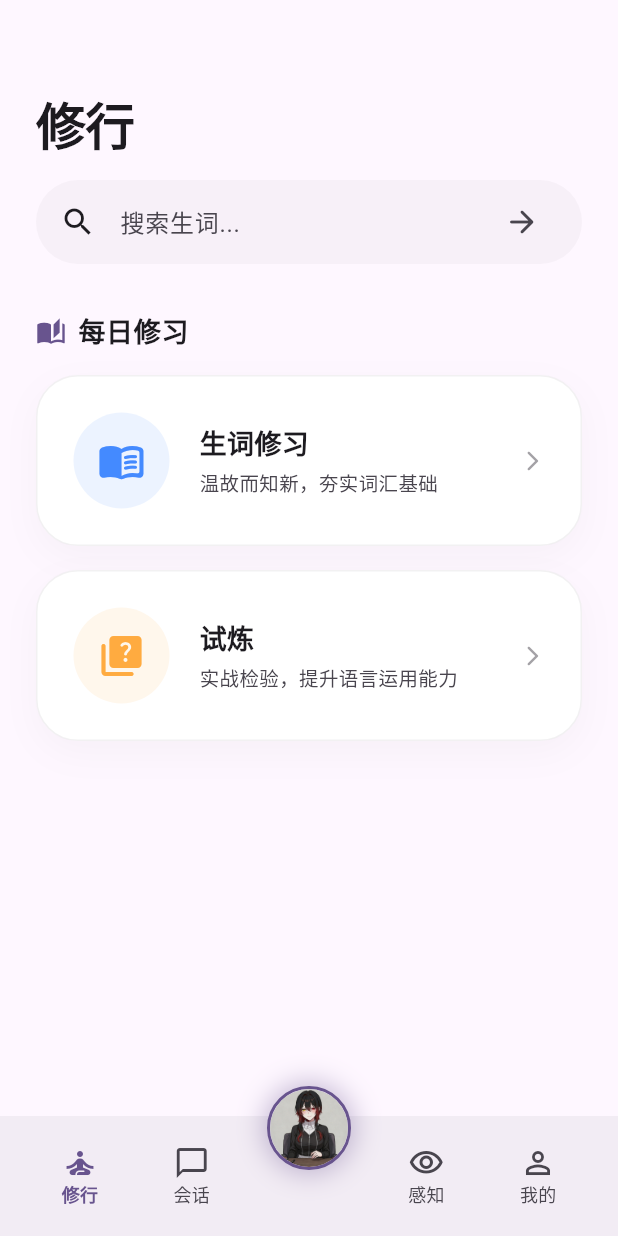
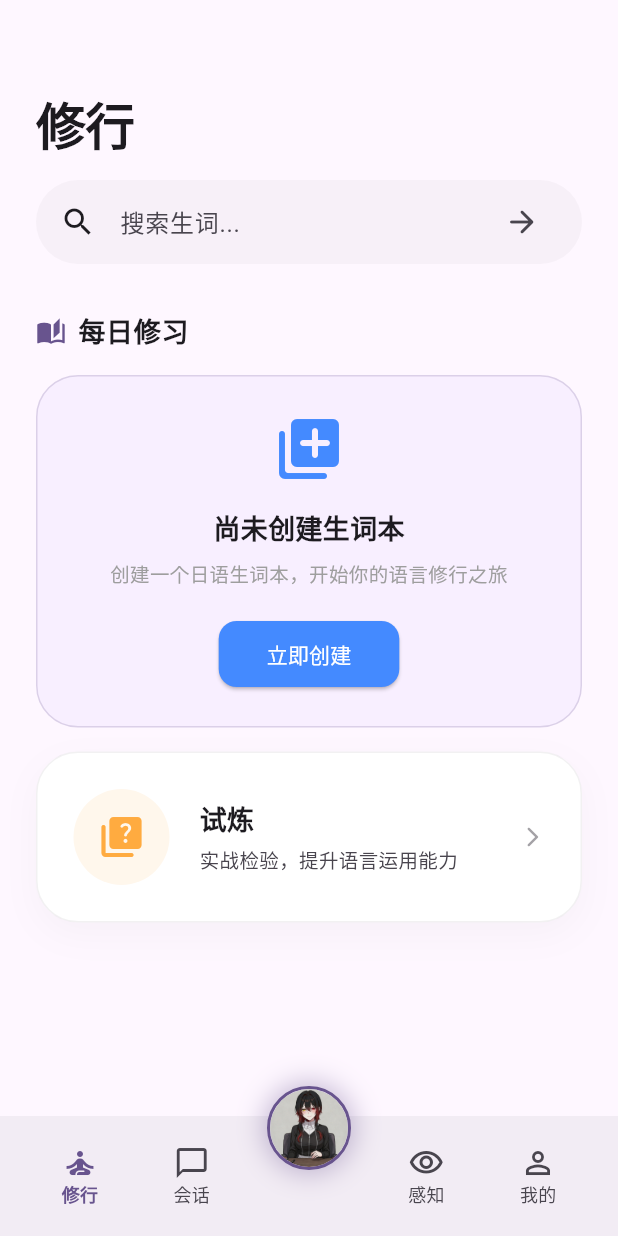
Before and after one commit to unrealcjt/Iris, a Flutter app: the screen it shows once a user with an empty profile is signed in, after a tap on the "arrow forward" icon, on a phone screen of 412 x 824 dp. Run offline on Flutter 3.47's test engine with Material 3 defaults, Android fonts, the light colour scheme and no system bars; our stand-ins replace audioplayers, file_picker, flutter_dotenv, flutter_markdown, image_cropper, image_picker and 5 more; missing offline and left inert: edge_tts_dart, flutter_gemma, record; accounts and stored records are empty; statements that could not run were skipped.

Commit message:
添加生词收藏功能

```diff
--- a/lib/main.dart
+++ b/lib/main.dart
@@ -10,6 +10,7 @@ import 'practice_page.dart';
 import 'iris_assistant/mascot_widget.dart';
 import 'iris_assistant/mascot_controller.dart';
 import 'jm/dictionary_service.dart';
+import 'practice/vocabulary_service.dart';
 
 void main() async {
   WidgetsFlutterBinding.ensureInitialized();
@@ -28,6 +29,7 @@ void main() async {
 
   // 启动数据库服务
   await DictionaryService().init();
+  await VocabularyService().init();
 
   runApp(const IrisApp());
 }
--- /dev/null
+++ b/lib/practice/vocabulary_service.dart
@@ -0,0 +1,73 @@
+import 'dart:io';
+import 'package:path/path.dart';
+import 'package:sqflite/sqflite.dart';
+import 'package:sqflite_common_ffi/sqflite_ffi.dart';
+import 'vocabulary_model.dart';
+
+class VocabularyService {
+  Database? _db;
+
+  static final VocabularyService _instance = VocabularyService._internal();
+  factory VocabularyService() => _instance;
+  VocabularyService._internal();
+
+  Future<void> init() async {
+    if (_db != null) return;
+
+    String path;
+    if (Platform.isAndroid || Platform.isIOS) {
+      var databasesPath = await getDatabasesPath();
+      path = join(databasesPath, "vocabulary.sqlite");
+    } else {
+      sqfliteFfiInit();
+      databaseFactory = databaseFactoryFfi;
+      path = join(Directory.current.path, 'vocabulary.sqlite');
+    }
+
+    _db = await openDatabase(
+      path,
+      version: 1,
+      onCreate: (db, version) async {
+        await db.execute('''
+          CREATE TABLE vocabulary (
+            id INTEGER PRIMARY KEY AUTOINCREMENT,
+            entSeq INTEGER,
+            word TEXT,
+            kana TEXT,
+            addTime TEXT,
+            familiarity INTEGER DEFAULT 0,
+            reviewTime TEXT,
+            note TEXT,
+            tags TEXT
+          )
+        ''');
+      },
+    );
+  }
+
+  Future<int> addEntry(VocabularyEntry entry) async {
+    return await _db!.insert('vocabulary', entry.toMap());
+  }
+
+  Future<List<VocabularyEntry>> getAllEntries() async {
+    final List<Map<String, dynamic>> maps = await _db!.query('vocabulary', orderBy: 'addTime DESC');
+    return maps.map((m) => VocabularyEntry.fromMap(m)).toList();
+  }
+
+  Future<bool> isCollected(int entSeq) async {
+    final List<Map<String, dynamic>> maps = await _db!.query(
+      'vocabulary',
+      where: 'entSeq = ?',
+      whereArgs: [entSeq],
+    );
+    return maps.isNotEmpty;
+  }
+
+  Future<void> removeEntry(int entSeq) async {
+    await _db!.delete(
+      'vocabulary',
+      where: 'entSeq = ?',
+      whereArgs: [entSeq],
+    );
+  }
+}
--- a/lib/practice_page.dart
+++ b/lib/practice_page.dart
@@ -1,5 +1,7 @@
 import 'package:Iris/practice/search_result_screen.dart';
+import 'package:Iris/practice/vocabulary_list_page.dart';
 import 'package:flutter/material.dart';
+import 'package:shared_preferences/shared_preferences.dart';
 
 import 'jm/dictionary_service.dart';
 
@@ -13,6 +15,28 @@ class PracticePage extends StatefulWidget {
 class _PracticePageState extends State<PracticePage> {
   final TextEditingController _searchController = TextEditingController();
   final DictionaryService _dictService = DictionaryService();
+  bool _isBookCreated = false;
+
+  @override
+  void initState() {
+    super.initState();
+    _checkBookStatus();
+  }
+
+  Future<void> _checkBookStatus() async {
+    final prefs = await SharedPreferences.getInstance();
+    setState(() {
+      _isBookCreated = prefs.getBool('isVocabularyBookCreated') ?? false;
+    });
+  }
+
+  Future<void> _createBook() async {
+    final prefs = await SharedPreferences.getInstance();
+    await prefs.setBool('isVocabularyBookCreated', true);
+    setState(() {
+      _isBookCreated = true;
+    });
+  }
 
   @override
   void dispose() {
@@ -60,6 +84,9 @@ class _PracticePageState extends State<PracticePage> {
                   const SizedBox(height: 16),
 
                   // 生词修习
+                  if (!_isBookCreated)
+                    _buildCreateBookCard(context)
+                  else
                     _buildModuleCard(
                       context: context,
                       title: '生词修习',
@@ -67,7 +94,10 @@ class _PracticePageState extends State<PracticePage> {
                       icon: Icons.menu_book_rounded,
                       color: Colors.blueAccent,
                       onTap: () {
-                      // TODO: 实现跳转
+                        Navigator.push(
+                          context,
+                          MaterialPageRoute(builder: (context) => const VocabularyListPage()),
+                        );
                       },
                     ),
                   const SizedBox(height: 16),
@@ -92,44 +122,6 @@ class _PracticePageState extends State<PracticePage> {
       ),
     );
   }
-
-  // Widget _buildSearchBar(ColorScheme colorScheme, BuildContext context) {
-  //   // 定义一个内部函数，方便复用搜索逻辑
-  //   void _executeSearch() {
-  //     final value = _searchController.text.trim();
-  //     if (value.isNotEmpty) {
-  //       _handleSearch(context, value);
-  //     }
-  //   }
-  //
-  //   return Container(
-  //     decoration: BoxDecoration(
-  //       color: colorScheme.surfaceContainerHighest.withValues(alpha: 0.3),
-  //       borderRadius: BorderRadius.circular(20),
-  //     ),
-  //     child: TextField(
-  //       controller: _searchController,
-  //       textInputAction: TextInputAction.search,
-  //       // 1. 响应键盘搜索键
-  //       onSubmitted: (_) => _executeSearch(),
-  //       decoration: InputDecoration(
-  //         hintText: '搜索生词...',
-  //         hintStyle: TextStyle(
-  //           color: colorScheme.onSurfaceVariant.withValues(alpha: 0.7),
-  //         ),
-  //         prefixIcon: Icon(Icons.search, color: colorScheme.primary),
-  //         // 2. 添加右侧搜索按钮
-  //         suffixIcon: IconButton(
-  //           icon: const Icon(Icons.arrow_forward_rounded), // 使用圆角箭头，更有现代感
-  //           color: colorScheme.primary,
-  //           onPressed: _executeSearch, // 点击图标触发搜索
-  //         ),
-  //         border: InputBorder.none,
-  //         contentPadding: const EdgeInsets.symmetric(horizontal: 20, vertical: 15),
-  //       ),
-  //     ),
-  //   );
-  // }
 
   Widget _buildSearchBar(ColorScheme colorScheme, BuildContext context) {
     return SearchAnchor(
@@ -208,6 +200,47 @@ class _PracticePageState extends State<PracticePage> {
       context,
       MaterialPageRoute(
         builder: (context) => SearchResultScreen(query: query),
+      ),
+    );
+  }
+
+  Widget _buildCreateBookCard(BuildContext context) {
+    return Container(
+      width: double.infinity,
+      padding: const EdgeInsets.all(24),
+      decoration: BoxDecoration(
+        color: Theme.of(context).colorScheme.primaryContainer.withValues(alpha: 0.3),
+        borderRadius: BorderRadius.circular(28),
+        border: Border.all(
+          color: Theme.of(context).colorScheme.primary.withValues(alpha: 0.2),
+        ),
+      ),
+      child: Column(
+        children: [
+          const Icon(Icons.library_add_rounded, size: 48, color: Colors.blueAccent),
+          const SizedBox(height: 16),
+          const Text(
+            '尚未创建生词本',
+            style: TextStyle(fontSize: 18, fontWeight: FontWeight.bold),
+          ),
+          const SizedBox(height: 8),
+          const Text(
+            '创建一个日语生词本，开始你的语言修行之旅',
+            textAlign: TextAlign.center,
+            style: TextStyle(fontSize: 13, color: Colors.grey),
+          ),
+          const SizedBox(height: 20),
+          ElevatedButton(
+            onPressed: _createBook,
+            style: ElevatedButton.styleFrom(
+              backgroundColor: Colors.blueAccent,
+              foregroundColor: Colors.white,
+              shape: RoundedRectangleBorder(borderRadius: BorderRadius.circular(12)),
+              padding: const EdgeInsets.symmetric(horizontal: 32, vertical: 12),
+            ),
+            child: const Text('立即创建'),
+          ),
+        ],
       ),
     );
   }
```
Also changed, not shown: lib/practice/search_result_screen.dart (+95 -1 lines), lib/practice/vocabulary_list_page.dart (added, +110 -0 lines), lib/practice/vocabulary_model.dart (added, +51 -0 lines), lib/utils/gemma_skill.dart (+46 -10 lines), pubspec.lock, 2 other files. Lines whose indentation alone changed are shown as unchanged.
